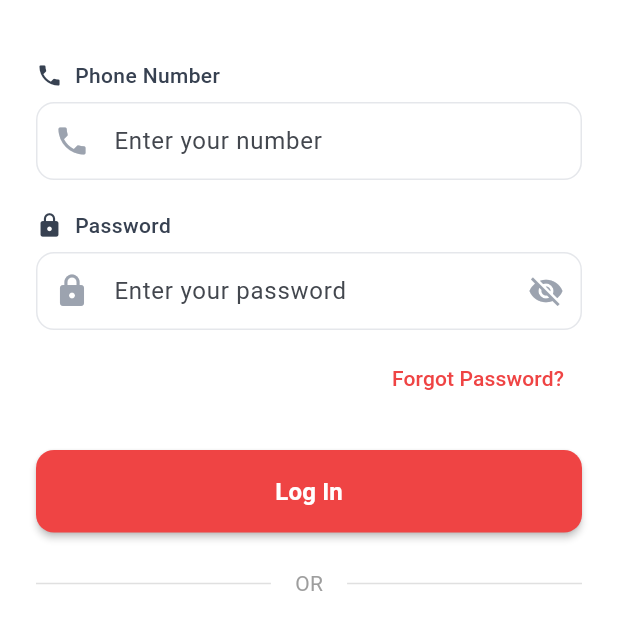
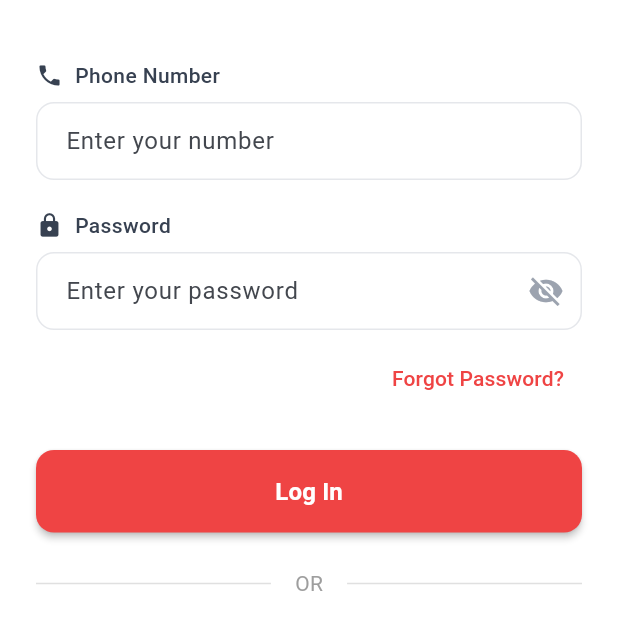
Before and after one commit to goSTYLO/RescueLink, a Flutter app: the screen it shows after launch, on a phone screen of 412 x 824 dp, the part 612-1236 px from its top. Run offline on Flutter 3.47's test engine with Material 3 defaults, Android fonts, the phone set to English and light mode, and no system bars; our stand-ins replace equatable, firebase_auth, firebase_core, flutter_bloc, flutter_dotenv, geolocator and 3 more; missing offline and left inert: record; accounts and stored records are empty.

Commit message:
Update login_screen.dart

```diff
--- a/Frontend/Mobile/lib/screens/auth/login_screen.dart
+++ b/Frontend/Mobile/lib/screens/auth/login_screen.dart
@@ -186,10 +186,6 @@ class _LoginScreenState extends State<LoginScreen> {
                         keyboardType: TextInputType.phone,
                         decoration: InputDecoration(
                           hintText: 'Enter your number',
-                          prefixIcon: const Icon(
-                            Icons.phone,
-                            color: Color(0xFF9CA3AF),
-                          ),
                           border: OutlineInputBorder(
                             borderRadius: BorderRadius.circular(12),
                             borderSide: const BorderSide(
@@ -244,10 +240,6 @@ class _LoginScreenState extends State<LoginScreen> {
                         obscureText: _obscurePassword,
                         decoration: InputDecoration(
                           hintText: 'Enter your password',
-                          prefixIcon: const Icon(
-                            Icons.lock,
-                            color: Color(0xFF9CA3AF),
-                          ),
                           suffixIcon: IconButton(
                             icon: Icon(
                               _obscurePassword
```
